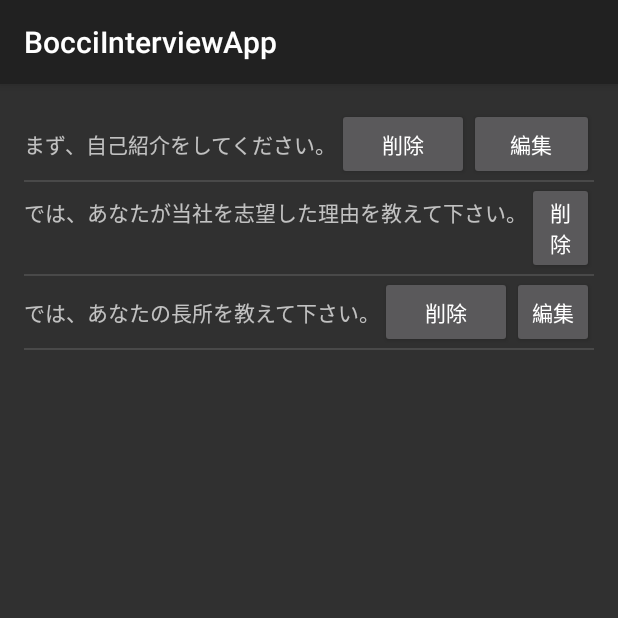
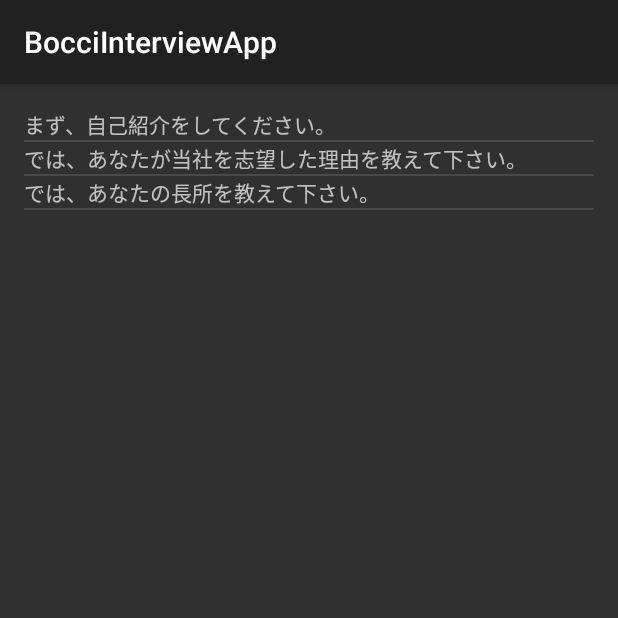
Before and after one commit to jDBTISK/spajam2016_hcs_sapporo, an Android app: the QuestionListActivity screen opened directly, with no data from a screen before it, after a tap on "まず、自己紹介をしてください。", on a phone screen of 412 x 824 dp, the top half of it. Run offline under Robolectric (Android 15) with nearby library versions, the phone set to English and light mode, and no system bars.

Commit message:
あああ

```diff
--- a/app/src/main/java/com/example/jdb/bocciinterviewapp/QuestionListActivity.java
+++ b/app/src/main/java/com/example/jdb/bocciinterviewapp/QuestionListActivity.java
@@ -13,7 +13,6 @@ import android.view.View;
 import android.view.ViewGroup;
 import android.widget.AdapterView;
 import android.widget.BaseAdapter;
-import android.widget.Button;
 import android.widget.ListView;
 import android.widget.TextView;
 
@@ -41,8 +40,6 @@ public class QuestionListActivity extends AppCompatActivity implements AdapterVi
     }
 
     private class ViewHolder{
-        Button delButton;
-        Button editButton;
         TextView questionTextView;
         View view;
     }
@@ -65,8 +62,6 @@ public class QuestionListActivity extends AppCompatActivity implements AdapterVi
                 convertView=inflater.inflate(itemLayoutId,parent,false); //activity_mainの<ListView>にlist_itemsをinflateしてconvertVとする
                 //ViewHolderを生成
                 holder=new ViewHolder();
-                holder.delButton=(Button) convertView.findViewById(R.id.delButton);
-                holder.editButton=(Button) convertView.findViewById(R.id.editButton);
                 holder.questionTextView=(TextView) convertView.findViewById(R.id.questionText);
                 holder.view=(View)convertView.findViewById(R.id.questionItem);
                 convertView.setTag(holder);
@@ -104,6 +99,7 @@ public class QuestionListActivity extends AppCompatActivity implements AdapterVi
     @Override
     public void onItemClick(AdapterView<?> parent,View v,int pos,long id){
         //TODO 再生
+        System.out.println(questionArray.get(pos));
         speechText(questionArray.get(pos));
     }
 
--- a/app/src/main/res/layout/question_item.xml
+++ b/app/src/main/res/layout/question_item.xml
@@ -7,16 +7,4 @@
         android:layout_width="wrap_content"
         android:layout_height="wrap_content"
         android:id="@+id/questionText"/>
-
-    <Button
-        android:layout_width="wrap_content"
-        android:layout_height="wrap_content"
-        android:id="@+id/delButton"
-        android:text="削除"/>
-
-    <Button
-        android:layout_width="wrap_content"
-        android:layout_height="wrap_content"
-        android:id="@+id/editButton"
-        android:text="編集"/>
 </LinearLayout>
```
